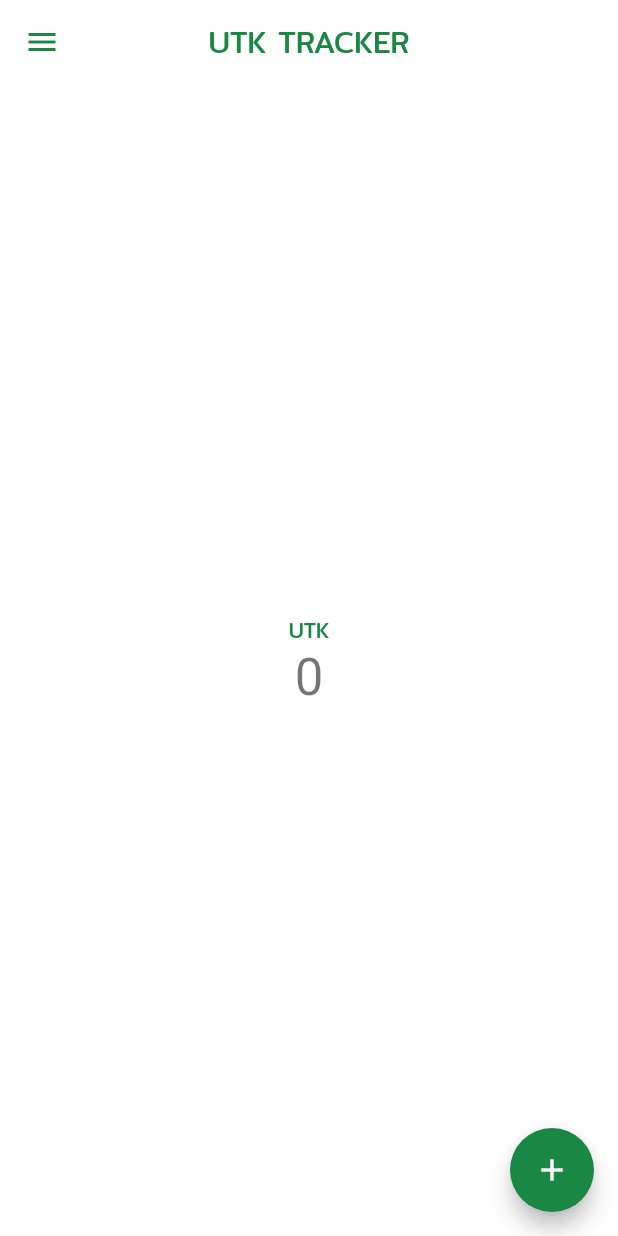
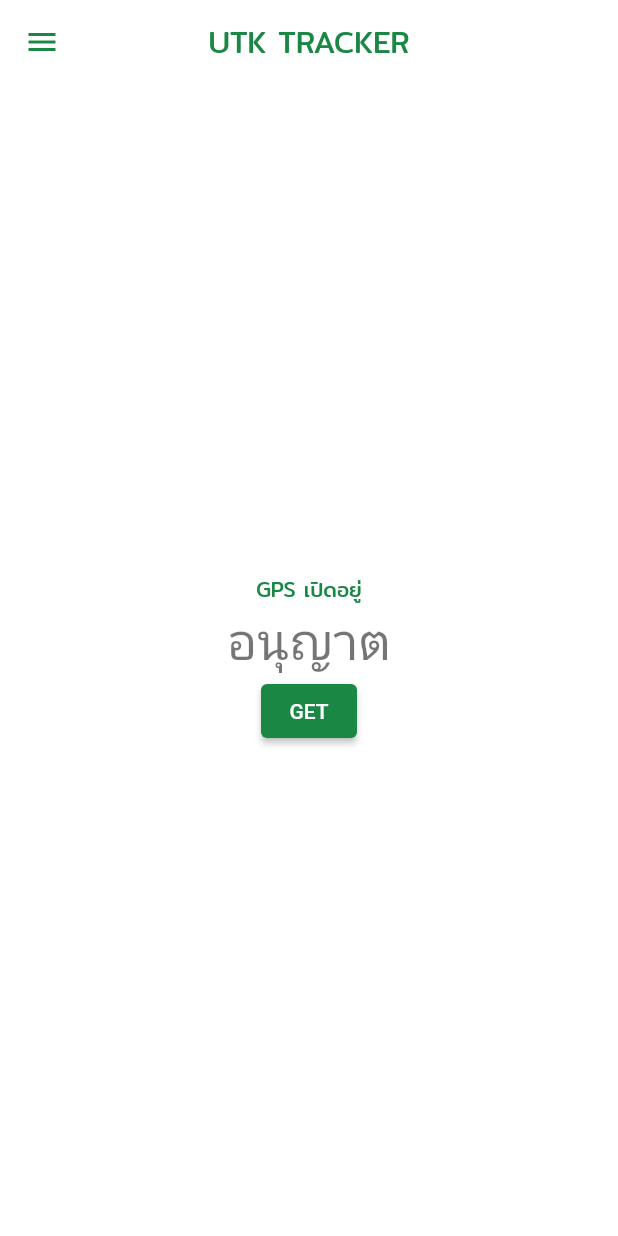
Before and after one commit to sunf044/UTK-TRACKER, a Flutter app: the screen it shows after launch, on a phone screen of 412 x 824 dp. Run offline on Flutter 3.47's test engine with Material 2 defaults, Android fonts, the phone set to English and light mode, and no system bars; our stand-ins replace geolocator.

```diff
--- a/lib/main.dart
+++ b/lib/main.dart
@@ -1,7 +1,16 @@
+import 'package:geolocator/geolocator.dart';
 import 'package:flutter/material.dart';
 
 void main() {
   runApp(MyApp());
+}
+
+void checklocationPermission() async {
+  LocationPermission permission;
+  permission = await Geolocator.checkPermission();
+  if (permission == LocationPermission.denied) {
+    permission = await Geolocator.requestPermission();
+  }
 }
 
 class MyApp extends StatelessWidget {
@@ -24,15 +33,66 @@ class MyHomePage extends StatefulWidget {
 }
 
 class _MyHomePageState extends State<MyHomePage> {
-  int _counter = 0;
+  static String _status = "";
+  static String _perm = "";
+  var location = "กดเพื่อเช็ค";
+  late bool position;
+  late LocationPermission permission;
+  // ignore: non_constant_identifier_names
+  late Position Curpo;
 
-  void _incrementCounter() {
-    setState(() {
-      _counter++;
-      if (_counter == 10) {
-        _counter = 100;
+  _MyHomePageState() {
+    check();
+  }
+
+  getlocation() async {
+    check();
+    Curpo = await Geolocator.getCurrentPosition(
+        desiredAccuracy: LocationAccuracy.best);
+  }
+
+  void check() async {
+    permission = await Geolocator.checkPermission();
+    if (permission == LocationPermission.denied) {
+      permission = await Geolocator.requestPermission();
+      if (permission == LocationPermission.deniedForever) {
+        setState(() {
+          _perm = "ไม่อนุญาต";
+        });
+      } else {
+        setState(() {
+          _perm = "อนุญาต";
+        });
       }
-    });
+    } else {
+      setState(() {
+        _perm = "อนุญาต";
+      });
+    }
+
+    position = await Geolocator.isLocationServiceEnabled();
+    if (position) {
+      setState(() {
+        _status = "เปิดอยู่";
+      });
+    } else {
+      setState(() {
+        _status = "ปิดอยู่";
+      });
+    }
+  }
+
+  Widget buttontest() {
+    return ElevatedButton(
+      style: ButtonStyle(
+        backgroundColor: MaterialStateProperty.all(Color(0xFF1A8745)),
+      ),
+      onPressed: getlocation,
+      child: Text(
+        'GET',
+        style: TextStyle(color: Color(0xFFffffff)),
+      ),
+    );
   }
 
   @override
@@ -64,24 +124,19 @@ class _MyHomePageState extends State<MyHomePage> {
           mainAxisAlignment: MainAxisAlignment.center,
           children: <Widget>[
             Text(
-              'UTK',
+              'GPS $_status',
               style: TextStyle(
                 color: Color(0xFF1A8745),
                 fontFamily: 'Mitr',
               ),
             ),
             Text(
-              '$_counter',
+              '$_perm',
               style: Theme.of(context).textTheme.headline4,
             ),
+            buttontest(),
           ],
         ),
-      ),
-      floatingActionButton: FloatingActionButton(
-        backgroundColor: Color(0xFF1A8745),
-        onPressed: _incrementCounter,
-        tooltip: 'Increment',
-        child: Icon(Icons.add),
       ),
     );
   }
--- a/pubspec.yaml
+++ b/pubspec.yaml
@@ -28,6 +28,7 @@ dependencies:
   # The following adds the Cupertino Icons font to your application.
   # Use with the CupertinoIcons class for iOS style icons.
   cupertino_icons: ^1.0.2
+  geolocator: ^7.4.0
 
 dev_dependencies:
   flutter_test:
```
Also changed, not shown: pubspec.lock, 2 other files.
